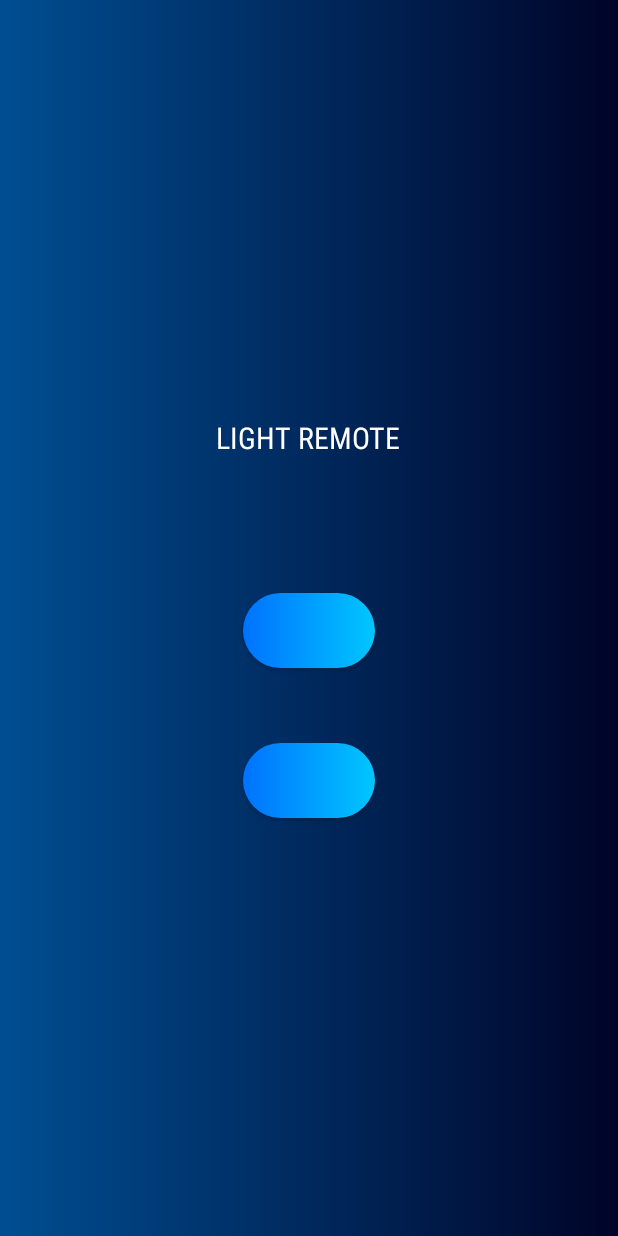
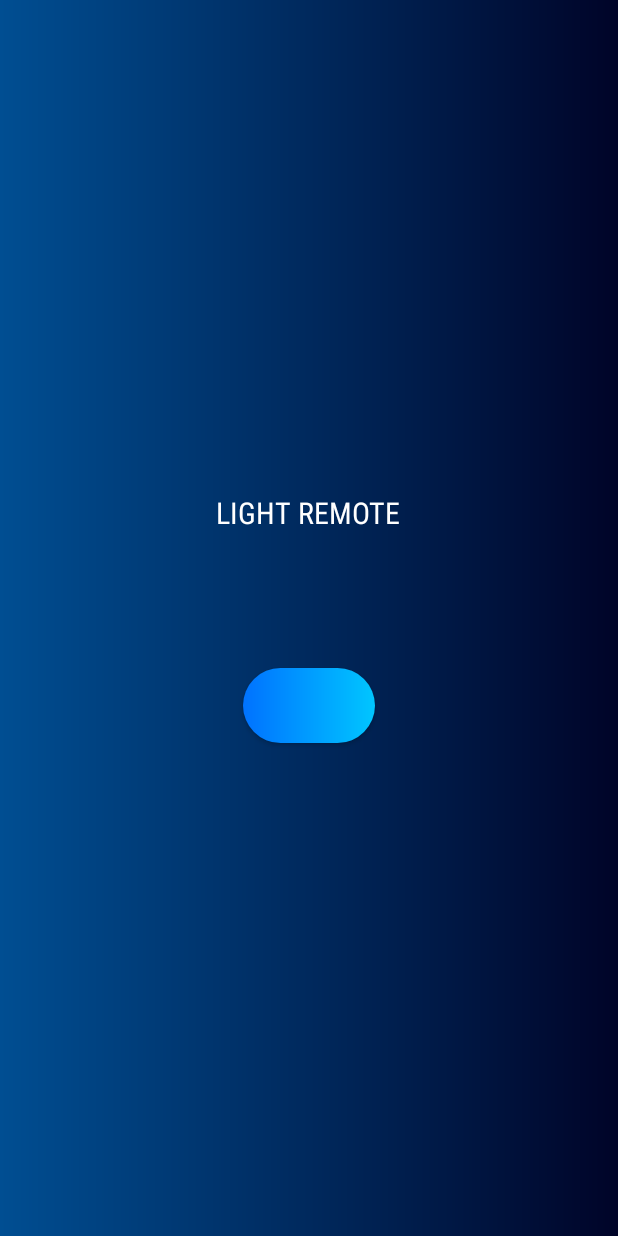
Before and after one commit to adikul30/Automate, an Android app: the layout activity_main.xml on its own in the app's theme, with its tools: preview values and no code run, on a phone screen of 412 x 824 dp. Run offline under Robolectric (Android 15) with nearby library versions, the phone set to English and light mode, and no system bars.

Commit message:
adding files

```diff
--- a/app/src/main/res/layout/activity_main.xml
+++ b/app/src/main/res/layout/activity_main.xml
@@ -32,14 +32,14 @@
         android:layout_width="wrap_content"
         android:layout_height="wrap_content" />
 
-    <Button
-        android:id="@+id/turnoff"
-        android:padding="15dp"
-        android:layout_marginTop="50dp"
-        android:textColor="#ffffff"
-        android:elevation="5.5dp"
-        android:background="@drawable/button"
-        android:layout_width="wrap_content"
-        android:layout_height="wrap_content" />
+    <!--<Button-->
+        <!--android:id="@+id/turnoff"-->
+        <!--android:padding="15dp"-->
+        <!--android:layout_marginTop="50dp"-->
+        <!--android:textColor="#ffffff"-->
+        <!--android:elevation="5.5dp"-->
+        <!--android:background="@drawable/button"-->
+        <!--android:layout_width="wrap_content"-->
+        <!--android:layout_height="wrap_content" />-->
 
 </LinearLayout>
```
Also changed, not shown: app/src/main/java/noobs/automate/MainActivity.java (+45 -45 lines).
